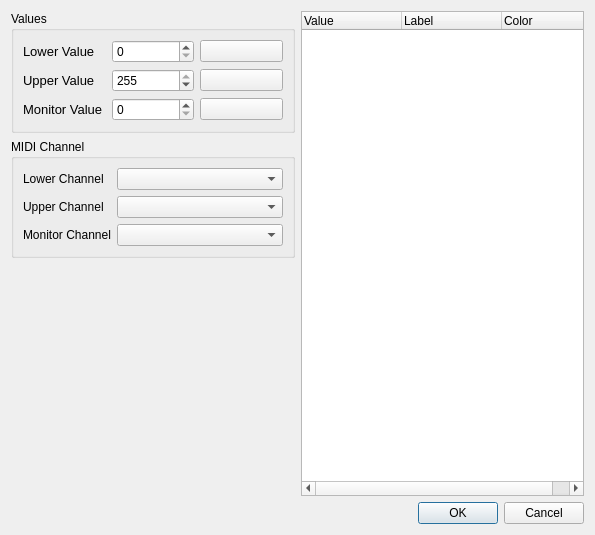
The window that ui/src/customfeedbackdialog.ui (mcallegari/qlcplus) describes before a commit, drawn with Qt 5.
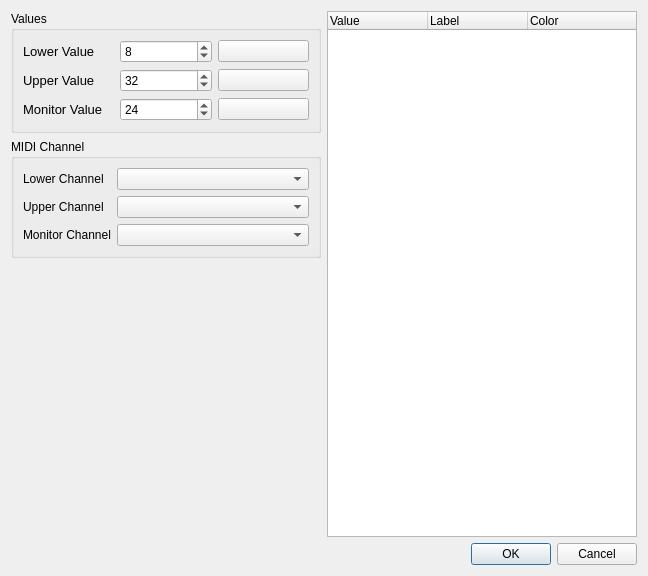
The same window after the commit.

```diff
--- a/ui/src/customfeedbackdialog.ui
+++ b/ui/src/customfeedbackdialog.ui
@@ -6,8 +6,8 @@
    <rect>
     <x>0</x>
     <y>0</y>
-    <width>595</width>
-    <height>535</height>
+    <width>648</width>
+    <height>576</height>
    </rect>
   </property>
   <property name="windowTitle">
@@ -62,6 +62,9 @@
         <property name="maximum">
          <number>255</number>
         </property>
+        <property name="value">
+         <number>24</number>
+        </property>
        </widget>
       </item>
       <item row="0" column="1">
@@ -69,6 +72,9 @@
         <property name="maximum">
          <number>255</number>
         </property>
+        <property name="value">
+         <number>8</number>
+        </property>
        </widget>
       </item>
       <item row="2" column="0">
@@ -104,7 +110,7 @@
          <number>255</number>
         </property>
         <property name="value">
-         <number>255</number>
+         <number>32</number>
         </property>
        </widget>
       </item>
```
Left out of the diff: 6 changed lines with no effect on the pictures.
